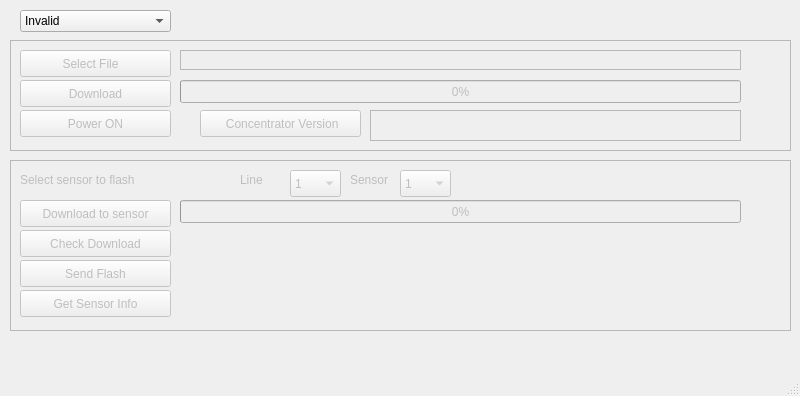
Above: Qt/Flasher/flasher.ui from shinymetal6/Membrane_2412172_00_Processes_03 before the change. Below: the same form after it.
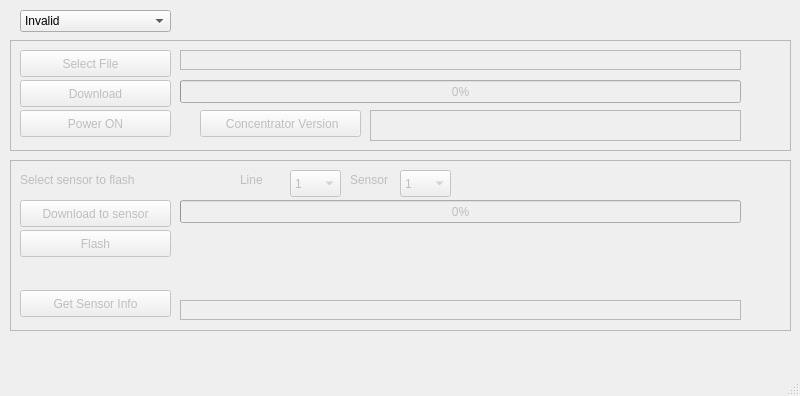
That is the form after the change. Icons and pictures are not drawn.

Commit message: some fizes on qt, added version poll to sensor

Diff of the .ui file:
```diff
--- a/Qt/Flasher/flasher.ui
+++ b/Qt/Flasher/flasher.ui
@@ -155,8 +155,8 @@
     <widget class="QLabel" name="FlashingSensors_label">
      <property name="geometry">
       <rect>
-       <x>470</x>
-       <y>10</y>
+       <x>750</x>
+       <y>40</y>
        <width>22</width>
        <height>22</height>
       </rect>
@@ -317,30 +317,17 @@
       </property>
      </item>
     </widget>
-    <widget class="QPushButton" name="CheckDownload_pushButton">
-     <property name="geometry">
-      <rect>
-       <x>10</x>
-       <y>70</y>
-       <width>151</width>
-       <height>27</height>
-      </rect>
-     </property>
-     <property name="text">
-      <string>Check Download</string>
-     </property>
-    </widget>
     <widget class="QPushButton" name="SendFlashCommand_pushButton">
      <property name="geometry">
       <rect>
        <x>10</x>
-       <y>100</y>
+       <y>70</y>
        <width>151</width>
        <height>27</height>
       </rect>
      </property>
      <property name="text">
-      <string>Send Flash</string>
+      <string>Flash</string>
      </property>
     </widget>
     <widget class="QLabel" name="label_30">
@@ -385,6 +372,25 @@
       <number>0</number>
      </property>
     </widget>
+    <widget class="QLabel" name="label_SensorInfo">
+     <property name="geometry">
+      <rect>
+       <x>170</x>
+       <y>140</y>
+       <width>561</width>
+       <height>20</height>
+      </rect>
+     </property>
+     <property name="frameShape">
+      <enum>QFrame::StyledPanel</enum>
+     </property>
+     <property name="frameShadow">
+      <enum>QFrame::Sunken</enum>
+     </property>
+     <property name="text">
+      <string/>
+     </property>
+    </widget>
    </widget>
    <widget class="QFrame" name="Fileframe">
     <property name="enabled">
```
Left out of the diff: 22 changed lines with no effect on the pictures. The commit also changes 9 other files.
